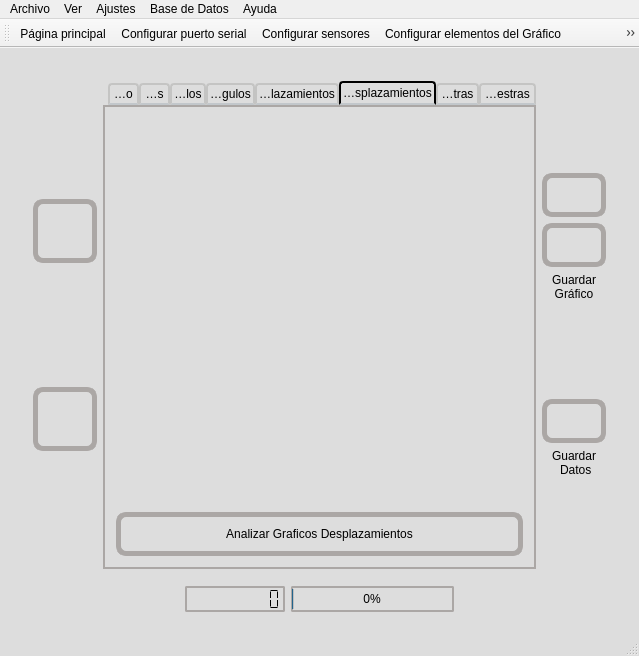
The window that mainwindow.ui (hectorda/Bio-Feedback) describes before a commit, drawn with Qt 5.
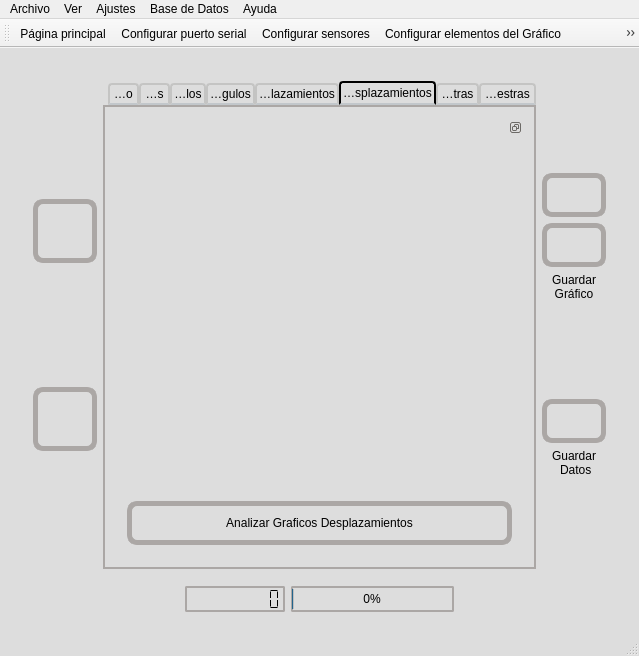
The same window after the commit. The open tabs and pages were chosen to show the change. Icons and pictures are not drawn. Custom widgets are drawn as their Qt base class.

```diff
--- a/mainwindow.ui
+++ b/mainwindow.ui
@@ -1317,16 +1317,27 @@
                <string>Gráficos desplazamientos</string>
               </attribute>
               <layout class="QGridLayout" name="gridLayout_12">
-               <item row="1" column="0">
-                <widget class="QPushButton" name="pushButtonAnalizarGraficoDesplazamientos">
-                 <property name="text">
-                  <string>Analizar Graficos Desplazamientos</string>
+               <item row="0" column="0">
+                <widget class="QDockWidget" name="dockWidgetDesplazamientos">
+                 <property name="features">
+                  <set>QDockWidget::DockWidgetFloatable|QDockWidget::DockWidgetMovable</set>
                  </property>
+                 <widget class="QWidget" name="dockWidgetContents_5">
+                  <layout class="QVBoxLayout" name="verticalLayout_8">
+                   <item>
+                    <widget class="QCustomPlot" name="qCustomPlotGraficoDesplazamientos" native="true"/>
+                   </item>
+                   <item>
+                    <widget class="QPushButton" name="pushButtonAnalizarGraficoDesplazamientos">
+                     <property name="text">
+                      <string>Analizar Graficos Desplazamientos</string>
+                     </property>
+                    </widget>
+                   </item>
+                  </layout>
+                 </widget>
                 </widget>
                </item>
-               <item row="0" column="0">
-                <widget class="QCustomPlot" name="qCustomPlotGraficoDesplazamientos" native="true"/>
-               </item>
               </layout>
              </widget>
              <widget class="QWidget" name="tab_TablaMuestras">
```
Left out of the diff: 142 changed lines with no effect on the pictures.
